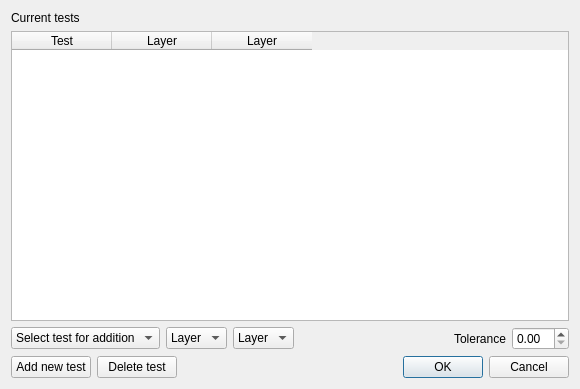
Qt form rulesDialog.ui (wonder-sk/topol) before a commit.
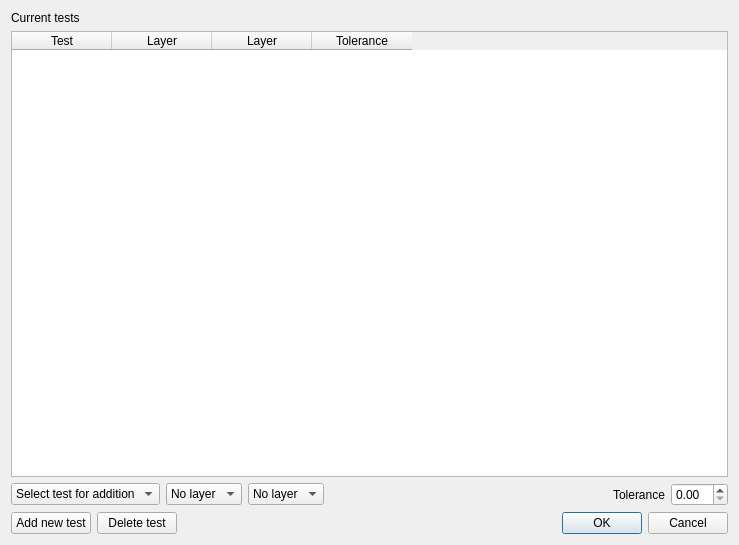
The same form after that commit.

Commit message: hiding boxes in configuration dialog

Patch:
```diff
--- a/rulesDialog.ui
+++ b/rulesDialog.ui
@@ -6,8 +6,8 @@
    <rect>
     <x>0</x>
     <y>0</y>
-    <width>580</width>
-    <height>389</height>
+    <width>739</width>
+    <height>545</height>
    </rect>
   </property>
   <property name="windowTitle">
@@ -40,6 +40,11 @@
          <string>Layer</string>
         </property>
        </column>
+       <column>
+        <property name="text">
+         <string>Tolerance</string>
+        </property>
+       </column>
       </widget>
      </item>
      <item>
@@ -63,7 +68,7 @@
          </property>
          <item>
           <property name="text">
-           <string>Layer</string>
+           <string>No layer</string>
           </property>
          </item>
         </widget>
@@ -75,7 +80,7 @@
          </property>
          <item>
           <property name="text">
-           <string>Layer</string>
+           <string>No layer</string>
           </property>
          </item>
         </widget>
```
Left out of the diff: 2 changed lines with no effect on the pictures. The commit also changes 3 other files.
